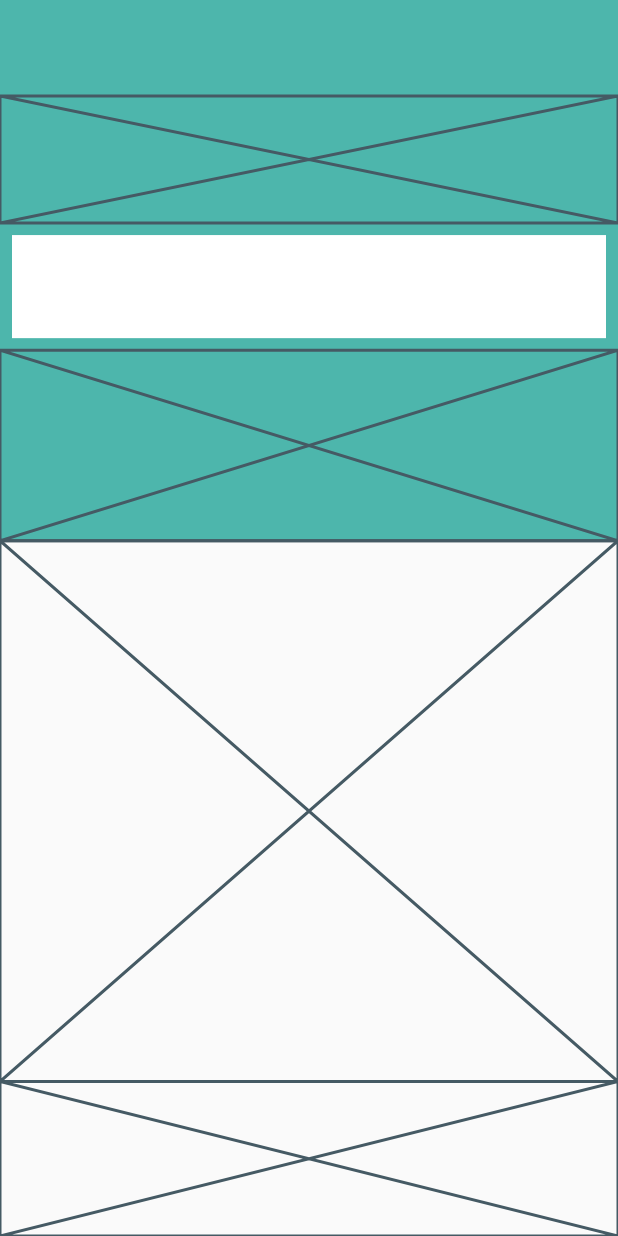
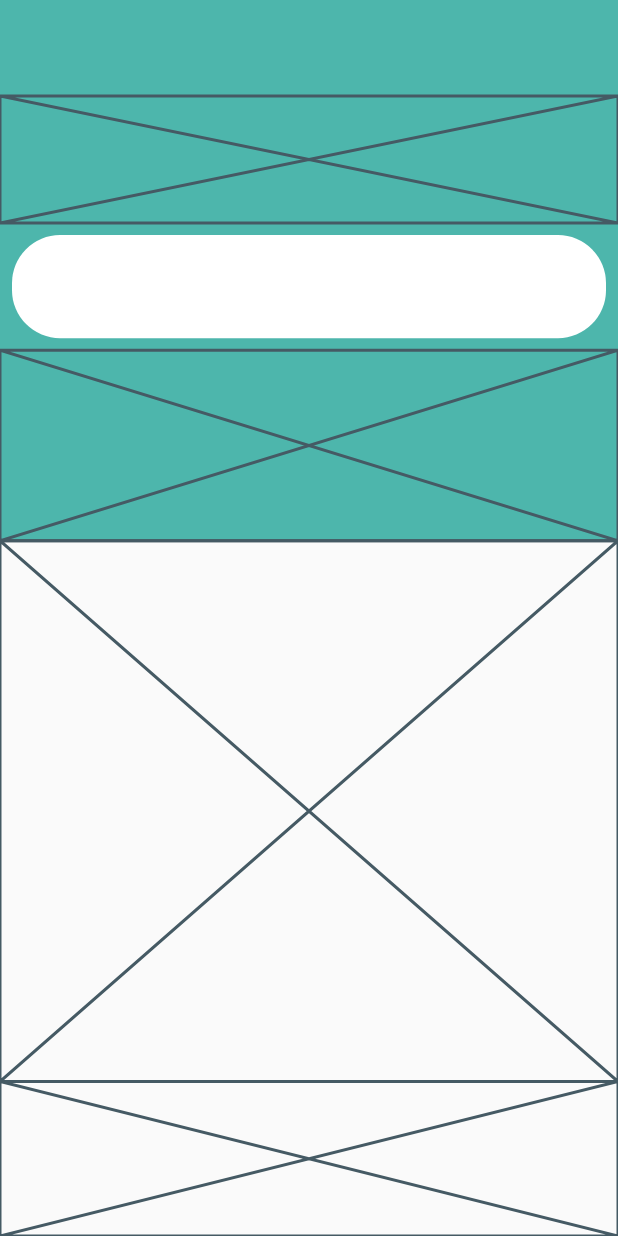
Before and after one commit to JAICHANGPARK/flutter_notebook_14th_story, a Flutter app: the screen it shows after launch, on a phone screen of 412 x 824 dp. Run offline on Flutter 3.47's test engine with Material 2 defaults, Android fonts, the phone set to English and light mode, and no system bars; our stand-ins replace date_picker_timeline, flutter_advanced_switch, flutter_lorem, get, google_fonts, line_icons; missing offline and left inert: rpgnamegenerator.

Commit message:
Update daa_home_page.dart

```diff
--- a/lib/ep877_doctor_appointment_app/ui/daa_home_page.dart
+++ b/lib/ep877_doctor_appointment_app/ui/daa_home_page.dart
@@ -31,6 +31,7 @@ class _DAAHomePageState extends State<DAAHomePage> {
                         padding: const EdgeInsets.all(8.0),
                         child: Container(
                     decoration: BoxDecoration(color: Colors.white,
+                      borderRadius: BorderRadius.circular(32)
                     ),
                   ),
                       )),
```
